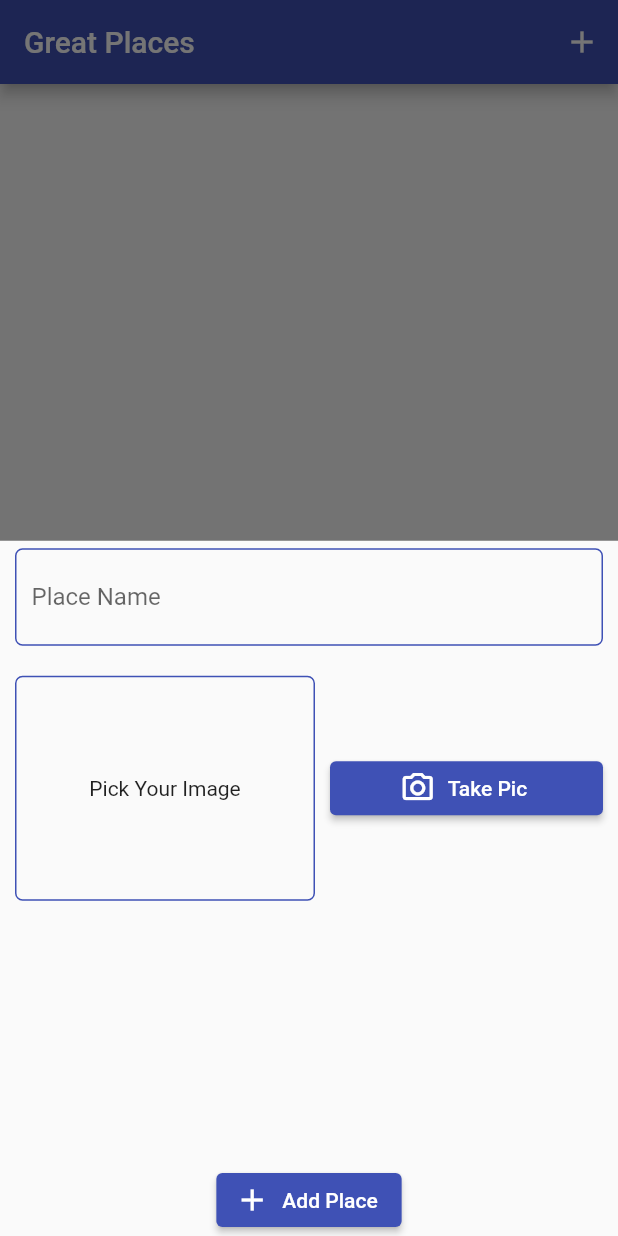
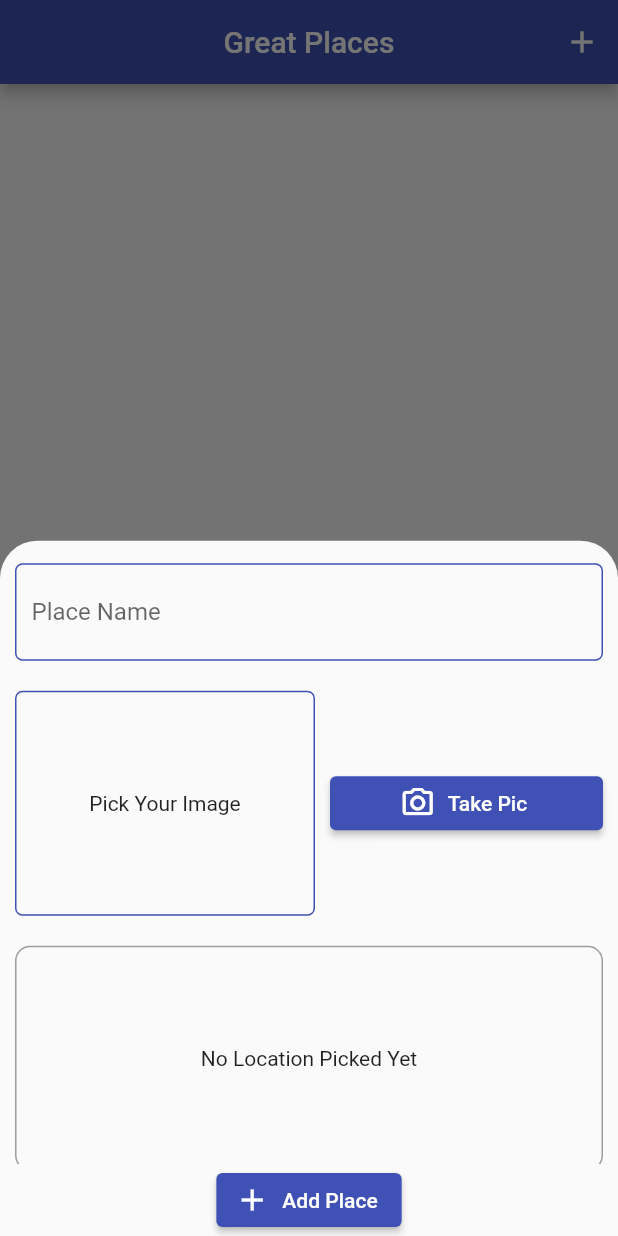
Before and after one commit to MoRmdn/great_places, a Flutter app: the screen it shows after launch, after a tap on the "add" icon, on a phone screen of 412 x 824 dp. Run offline on Flutter 3.47's test engine with Material 2 defaults, Android fonts, the phone set to English and light mode, and no system bars; our stand-ins replace image_picker, location, sqflite; accounts and stored records are empty.

Commit message:
Location with google maps api

```diff
--- /dev/null
+++ b/lib/Helper/location_helper.dart
@@ -0,0 +1,11 @@
+import 'package:location/location.dart';
+
+class LocationHelper {
+  static const String apiKey = 'AIzaSyAFqICkpGxnxM9Cq86uslbvZSImIbXuwtc';
+
+  static String generateImagePreview({double? altitude, longitude}) {
+    String imagePreview =
+        'https://maps.googleapis.com/maps/api/staticmap?center=&$altitude,$longitude&zoom=25&size=800x400&maptype=roadmap&markers=color:red%7Clabel:A%7C$altitude,$longitude&key=$apiKey';
+    return imagePreview;
+  }
+}
--- a/lib/Screens/add_place_screen.dart
+++ b/lib/Screens/add_place_screen.dart
@@ -3,6 +3,7 @@ import 'dart:io';
 import 'package:flutter/material.dart';
 import 'package:great_places/Providers/great_places.dart';
 import 'package:great_places/Widget/image_preview.dart';
+import 'package:great_places/Widget/location.dart';
 import 'package:provider/provider.dart';
 
 class AddPlaceScreen extends StatefulWidget {
@@ -36,13 +37,23 @@ class _AddPlaceScreenState extends State<AddPlaceScreen> {
   Widget build(BuildContext context) {
     return IconButton(
       onPressed: () => showModalBottomSheet(
+          shape: const RoundedRectangleBorder(
+            // <-- SEE HERE
+            borderRadius: BorderRadius.vertical(
+              top: Radius.circular(25.0),
+            ),
+          ),
           context: context,
           builder: (BuildContext ctx) {
             return Column(
               children: [
                 Expanded(
+                  child: SingleChildScrollView(
                     child: Column(
                       children: [
+                        const SizedBox(
+                          height: 10,
+                        ),
                         Container(
                           margin: const EdgeInsets.symmetric(
                               vertical: 5, horizontal: 10),
@@ -67,7 +78,12 @@ class _AddPlaceScreenState extends State<AddPlaceScreen> {
                           height: 10,
                         ),
                         ImagePreview(_image),
+                        const SizedBox(
+                          height: 10,
+                        ),
+                        const LocationBuilder(),
                       ],
+                    ),
                   ),
                 ),
                 ElevatedButton.icon(
--- a/lib/Screens/places_list_screen.dart
+++ b/lib/Screens/places_list_screen.dart
@@ -10,6 +10,7 @@ class PlacesListScreen extends StatelessWidget {
   Widget build(BuildContext context) {
     return Scaffold(
       appBar: AppBar(
+        centerTitle: true,
         title: const Text('Great Places'),
         actions: const [
           AddPlaceScreen(),
--- /dev/null
+++ b/lib/Widget/location.dart
@@ -0,0 +1,68 @@
+import 'package:flutter/material.dart';
+import 'package:great_places/Helper/location_helper.dart';
+import 'package:location/location.dart';
+
+class LocationBuilder extends StatefulWidget {
+  const LocationBuilder({Key? key}) : super(key: key);
+
+  @override
+  State<LocationBuilder> createState() => _LocationBuilderState();
+}
+
+class _LocationBuilderState extends State<LocationBuilder> {
+  String? imagePreview;
+
+  Future<void> getLocation() async {
+    final myLocation = await Location().getLocation();
+    final location = LocationHelper.generateImagePreview(
+        altitude: myLocation.altitude!, longitude: myLocation.longitude!);
+
+    setState(() {
+      imagePreview = location;
+    });
+  }
+
+  @override
+  Widget build(BuildContext context) {
+    return Column(
+      children: [
+        Container(
+          alignment: Alignment.center,
+          //padding: const EdgeInsets.fromLTRB(10, 2,),
+          margin: const EdgeInsets.symmetric(vertical: 5, horizontal: 10),
+          width: double.infinity,
+          height: 150,
+          decoration: BoxDecoration(
+            borderRadius: BorderRadius.circular(10),
+            border: Border.all(width: 1, color: Colors.grey),
+          ),
+          child: imagePreview == null
+              ? const Text('No Location Picked Yet')
+              : ClipRRect(
+                  borderRadius: BorderRadius.circular(10),
+                  child: Image.network(
+                    imagePreview!,
+                    fit: BoxFit.fitWidth,
+                    width: double.infinity,
+                  ),
+                ),
+        ),
+        Row(
+          mainAxisAlignment: MainAxisAlignment.spaceAround,
+          children: [
+            ElevatedButton.icon(
+              onPressed: () {},
+              icon: const Icon(Icons.map),
+              label: const Text('Pick Location'),
+            ),
+            ElevatedButton.icon(
+              onPressed: getLocation,
+              icon: const Icon(Icons.location_on_outlined),
+              label: const Text('Locate Me'),
+            )
+          ],
+        )
+      ],
+    );
+  }
+}
--- a/lib/main.dart
+++ b/lib/main.dart
@@ -4,13 +4,19 @@ import 'package:great_places/Screens/add_place_screen.dart';
 import 'package:great_places/Screens/places_list_screen.dart';
 import 'package:provider/provider.dart';
 
-void main() async {
-  runApp(MultiProvider(
-      providers: [ChangeNotifierProvider(create: (_) => GreatPlaces())],
-      child: const MyApp()));
-}
+void main() async => runApp(
+      MultiProvider(
+        providers: [
+          ChangeNotifierProvider(
+            create: (_) => GreatPlaces(),
+          ),
+        ],
+        child: const MyApp(),
+      ),
+    );
 
 class MyApp extends StatelessWidget {
+  // ignore: use_key_in_widget_constructors
   const MyApp();
 
   @override
--- a/pubspec.yaml
+++ b/pubspec.yaml
@@ -40,6 +40,7 @@ dependencies:
   path: ^1.8.0
   sqflite: ^2.0.2
   shared_preferences: ^2.0.13
+  location: ^4.3.0
 
 dev_dependencies:
   flutter_test:
```
Also changed, not shown: pubspec.lock, 2 other files. Lines whose indentation alone changed are shown as unchanged.
